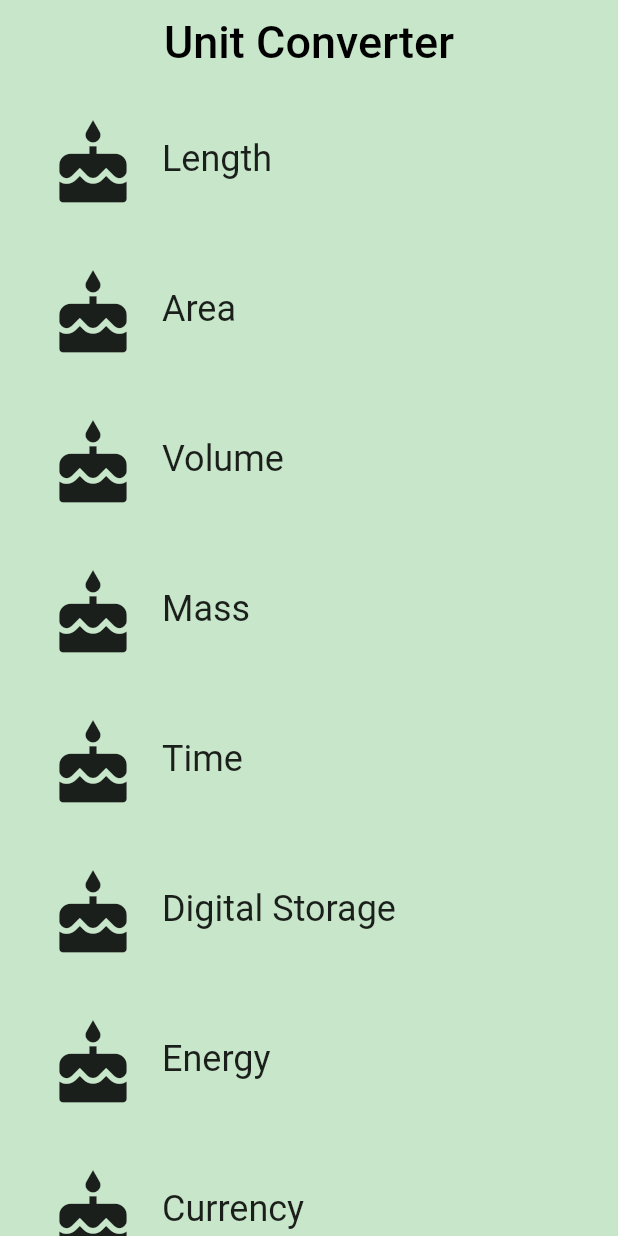
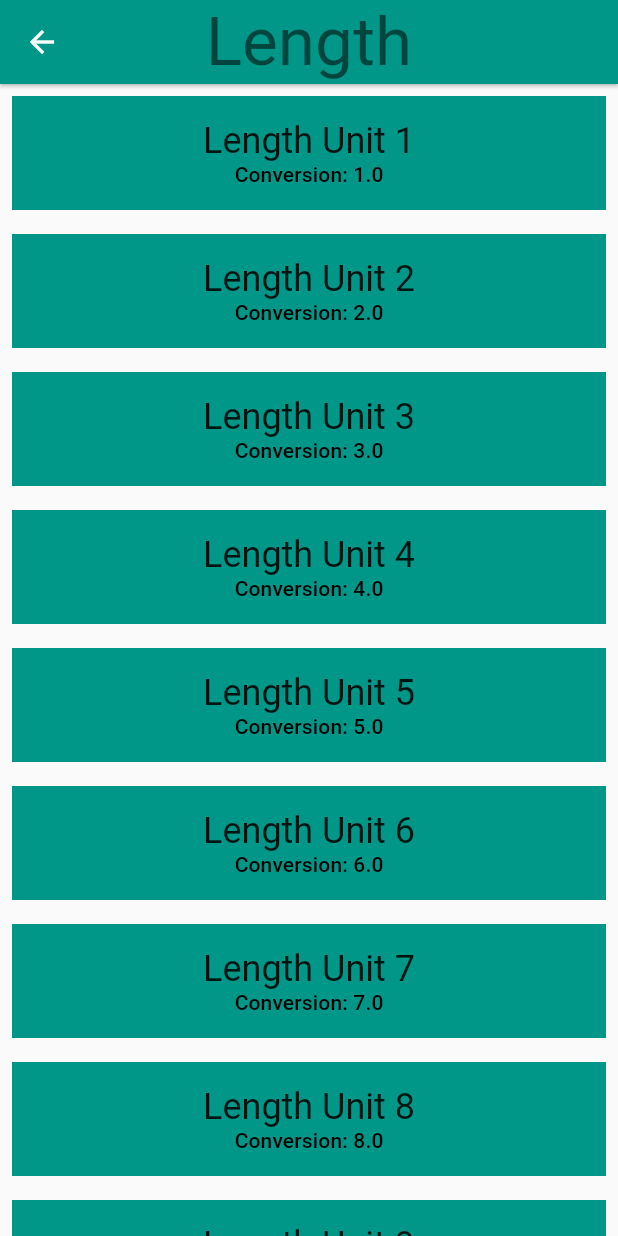
Before and after one commit to dhelarius/unit_converter, a Flutter app: the screen it shows after launch, after a tap on "Length", on a phone screen of 412 x 824 dp. Run offline on Flutter 3.47's test engine with Material 2 defaults, Android fonts, the phone set to English and light mode, and no system bars.

```diff
--- a/lib/category.dart
+++ b/lib/category.dart
@@ -1,6 +1,9 @@
 import 'package:flutter/material.dart';
 // Para usar @required, hay que importar la librería foundation (que re-exporta la librería de Dart meta.dart)
 import 'package:flutter/foundation.dart';
+
+import 'package:unit_converter/converter_route.dart';
+import 'package:unit_converter/unit.dart';
 
 /// @required es definido en el paquete meta.dart
 /// import 'package:meta/meta.dart';
@@ -17,6 +20,7 @@ class Category extends StatelessWidget {
   final String name;
   final ColorSwatch color;
   final IconData iconLocation;
+  final List<Unit> units;
 
   /// Crea una [Category] (categoría).
   ///
@@ -29,11 +33,43 @@ class Category extends StatelessWidget {
       {Key key,
       @required this.name,
       @required this.color,
-      @required this.iconLocation})
+      @required this.iconLocation,
+      @required this.units})
       : assert(name != null),
         assert(color != null),
         assert(iconLocation != null),
+        assert(units != null),
         super(key: key);
+
+  /// Navega hasta [ConverterRoute].
+  void _navigateToConverter(BuildContext context) {
+    if (Navigator.of(context).canPop()) {
+      Navigator.of(context).pop();
+    }
+    Navigator.of(context)
+        .push(MaterialPageRoute<Null>(builder: (BuildContext context) {
+      return Scaffold(
+        appBar: AppBar(
+          elevation: 1.0,
+          title: Text(
+            name,
+            style: Theme.of(context).textTheme.headline3,
+          ),
+          centerTitle: true,
+          backgroundColor: color,
+        ),
+        body: ConverterRoute(
+          name: name,
+          units: units,
+          color: color,
+        ),
+        // Esto evita que el teclado en pantalla afecte el tamaño de la
+        // pantalla, y el espacio asignado a los widgets.
+        // Ver https://docs.flutter.io/flutter/material/Scaffold/resizeToAvoidBottomPadding
+        resizeToAvoidBottomPadding: false,
+      );
+    }));
+  }
 
   /// Construye un widget personalizado que muestra la información para [Category].
   ///
@@ -42,7 +78,7 @@ class Category extends StatelessWidget {
   // El parametro `context` describe la ubicación de este widget en la
   // jerarquía de widgets. Puede ser usado para abtener datos del Theme(tema) mas cercano,
   // ancestro en la jerarquía. Debajo, podemos obtener el display1 para el tema text.
-  // Mira https://docs.flutter.io/flutter/material/Theme-class.html
+  // Ver https://docs.flutter.io/flutter/material/Theme-class.html
   Widget build(BuildContext context) {
     return Material(
       color: Colors.transparent,
@@ -56,6 +92,7 @@ class Category extends StatelessWidget {
           // sintaxis.
           onTap: () {
             print('I was tapped!');
+            _navigateToConverter(context);
           },
           child: Padding(
             padding: EdgeInsets.all(8.0),
--- a/lib/category_route.dart
+++ b/lib/category_route.dart
@@ -1,5 +1,7 @@
 import 'package:flutter/material.dart';
+
 import 'package:unit_converter/category.dart';
+import 'package:unit_converter/unit.dart';
 
 final _backgroundColor = Colors.green[100];
 
@@ -45,15 +47,28 @@ class CategoryRoute extends StatelessWidget {
     );
   }
 
+  /// Devuelve una lista de [Unit]s simulados.
+  List<Unit> _retrieveUnitList(String categoryName) {
+    return List.generate(10, (int i) {
+      i += 1;
+      return Unit(
+        name: '$categoryName Unit $i',
+        conversion: i.toDouble(),
+      );
+    });
+  }
+
   @override
   Widget build(BuildContext context) {
     final categories = <Category>[];
 
     for (var i = 0; i < _categoryNames.length; i++) {
       categories.add(Category(
-          name: _categoryNames[i],
-          color: _baseColors[i],
-          iconLocation: Icons.cake));
+        name: _categoryNames[i],
+        color: _baseColors[i],
+        iconLocation: Icons.cake,
+        units: _retrieveUnitList(_categoryNames[i]),
+      ));
     }
 
     final listView = Container(
--- /dev/null
+++ b/lib/converter_route.dart
@@ -0,0 +1,54 @@
+import 'package:flutter/material.dart';
+import 'package:flutter/foundation.dart';
+
+import 'package:unit_converter/unit.dart';
+
+/// Pantalla de conversión donde los usuarios pueden ingresar cantidades para convertir.
+///
+/// Actualmente, solo muestra una lista de unidades simuladas.
+///
+/// Si bien se llama ConverterRoute, un nombre más adecuado sería ConverterScreen,
+/// porque es responsable de la interfaz de usuario en el destino de la ruta.
+class ConverterRoute extends StatelessWidget {
+  /// Unidades para esta [Category].
+  final String name;
+  final List<Unit> units;
+  final ColorSwatch color;
+
+  /// [ConverterRoute] requiere que el color y las unidades no sean nulos.
+  const ConverterRoute({
+    @required this.name,
+    @required this.units,
+    @required this.color,
+  })  : assert(name != null),
+        assert(units != null),
+        assert(color != null);
+
+  @override
+  Widget build(BuildContext context) {
+    // Aquí es solo un marcador de posición para una lista de unidades simuladas
+    final unitWidgets = units.map((Unit unit) {
+      return Container(
+        margin: EdgeInsets.all(8.0),
+        padding: EdgeInsets.all(16.0),
+        color: color,
+        child: Column(
+          children: <Widget>[
+            Text(
+              unit.name,
+              style: Theme.of(context).textTheme.headline5,
+            ),
+            Text(
+              'Conversion: ${unit.conversion}',
+              style: Theme.of(context).textTheme.subtitle2,
+            ),
+          ],
+        ),
+      );
+    }).toList();
+
+    return ListView(
+      children: unitWidgets,
+    );
+  }
+}
--- a/lib/main.dart
+++ b/lib/main.dart
@@ -1,4 +1,5 @@
 import 'package:flutter/material.dart';
+
 import 'package:unit_converter/category_route.dart';
 
 void main() {
--- /dev/null
+++ b/lib/unit.dart
@@ -0,0 +1,21 @@
+import 'package:flutter/foundation.dart';
+
+/// Información acerca de [Unit]
+class Unit {
+  final String name;
+  final double conversion;
+
+  /// Un [Unit] almacena su nombre y su factor de conversion.
+  ///
+  /// Un ejemplo podría ser 'Metro' y '1.0'.
+  const Unit({@required this.name, @required this.conversion})
+      : assert(name != null),
+        assert(conversion != null);
+
+  /// Crea un [Unit] desde un objeto JSON.
+  Unit.fromJson(Map jsonMap)
+      : assert(jsonMap['name'] != null),
+        assert(jsonMap['conversion'] != null),
+        name = jsonMap['name'],
+        conversion = jsonMap['conversion'].toDouble;
+}
```
